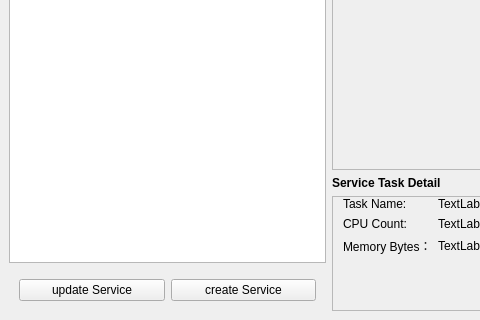
First picture: the form in src/qt/forms/masternodelist.ui, repository MassGrid/MassGrid, before the edit; both pictures show x 0 to 480 and y 137 to 457 of the 868 by 457 pixel window.
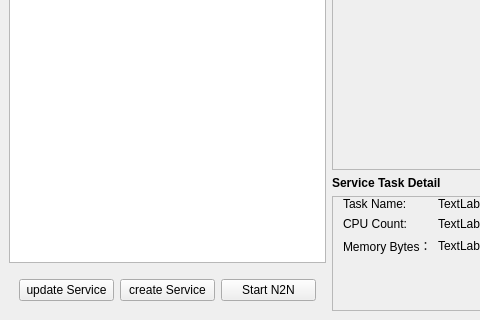
Second picture: the form after the edit.

```diff
--- a/src/qt/forms/masternodelist.ui
+++ b/src/qt/forms/masternodelist.ui
@@ -424,6 +424,13 @@
                </property>
               </widget>
              </item>
+             <item>
+              <widget class="QPushButton" name="startN2NBtn">
+               <property name="text">
+                <string>Start N2N</string>
+               </property>
+              </widget>
+             </item>
             </layout>
            </item>
           </layout>
```
